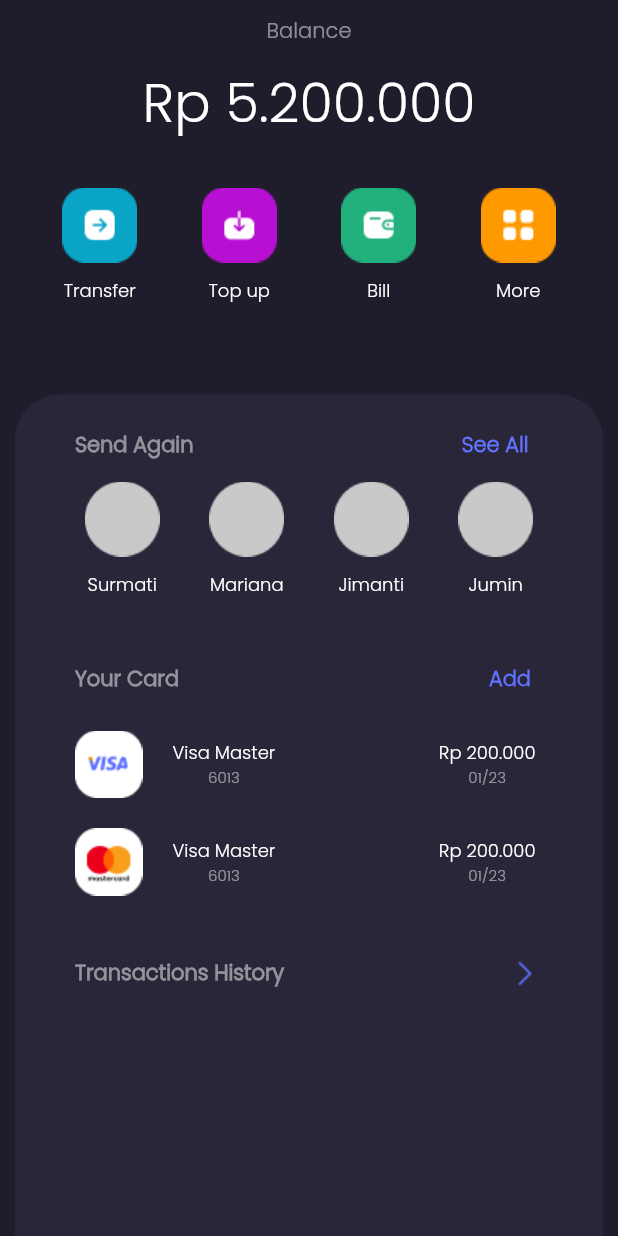
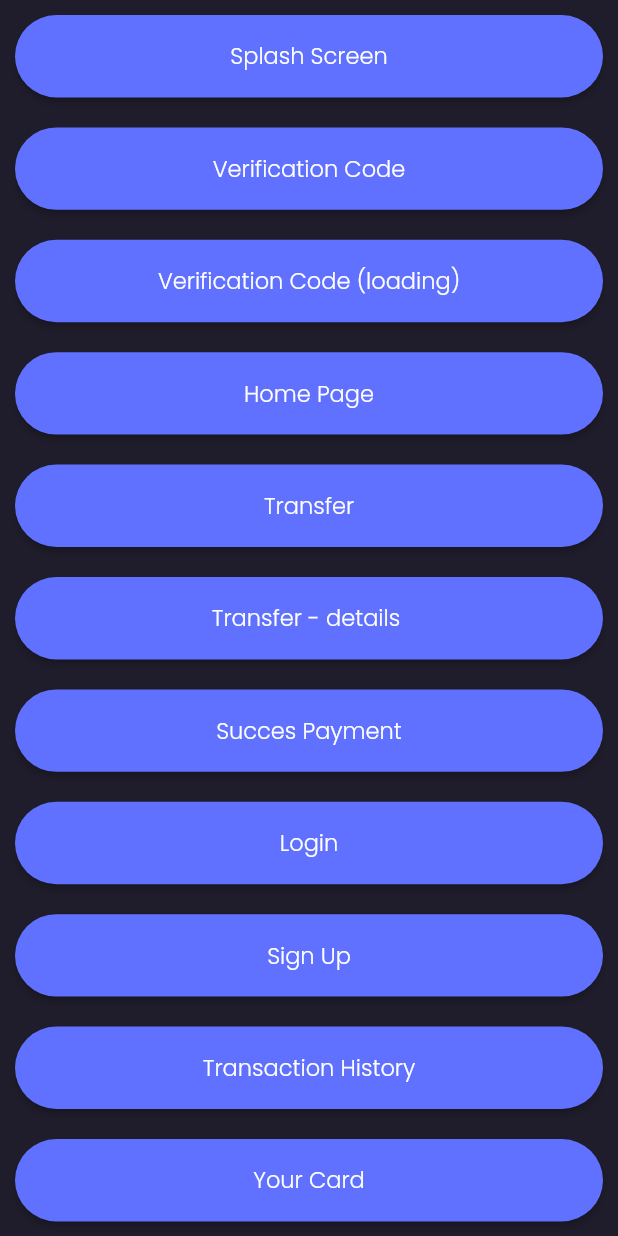
Before and after one commit to vantrile/unipay, a Flutter app: the screen it shows after launch, on a phone screen of 412 x 824 dp. Run offline on Flutter 3.47's test engine with Material 2 defaults, Android fonts, the phone set to English and light mode, and no system bars; our stand-ins replace expandable, syncfusion_flutter_charts.

Commit message:
Add MainBoardScreen
MainBoard Screen have some buttons to link screens

```diff
--- /dev/null
+++ b/lib/Model/ScreenModel.dart
@@ -0,0 +1,51 @@
+import 'package:flutter/material.dart';
+import 'package:unipay/View/BillDetailsPage.dart';
+import 'package:unipay/View/BillPage.dart';
+import 'package:unipay/View/CardDetailsPage.dart';
+import 'package:unipay/View/HomePage.dart';
+import 'package:unipay/View/LoginPage.dart';
+import 'package:unipay/View/SignUpPage.dart';
+import 'package:unipay/View/SplashScreen.dart';
+import 'package:unipay/View/SuccessPaymentPage.dart';
+import 'package:unipay/View/TransactionHistoryPage.dart';
+import 'package:unipay/View/TransferMoneyPage.dart';
+import 'package:unipay/View/TransferPage.dart';
+import 'package:unipay/View/VerificationLoadingPage.dart';
+import 'package:unipay/View/VerificationPage.dart';
+import 'package:unipay/View/YourCardPage.dart';
+
+class ScreenModel {
+  String screenName;
+  Widget widgetName;
+
+  ScreenModel({required this.screenName, required this.widgetName});
+
+  static List<ScreenModel> getListScreen() {
+    return [
+      ScreenModel(
+          screenName: 'Splash Screen', widgetName: const SplashScreen()),
+      ScreenModel(
+          screenName: 'Verification Code',
+          widgetName: const VerificationPage()),
+      ScreenModel(
+          screenName: 'Verification Code (loading)',
+          widgetName: const VerificationLoadingPage()),
+      ScreenModel(screenName: 'Home Page', widgetName: const HomePage()),
+      ScreenModel(screenName: 'Transfer', widgetName: const TransferPage()),
+      ScreenModel(
+          screenName: 'Transfer - details ',
+          widgetName: const TransferMoneyPage()),
+      ScreenModel(
+          screenName: 'Succes Payment', widgetName: const SuccessPaymentPage()),
+      ScreenModel(
+          screenName: 'Login', widgetName: const LoginPage()),
+      ScreenModel(screenName: 'Sign Up', widgetName: const SignUpPage()),
+      ScreenModel(screenName: 'Transaction History', widgetName: const TransactionHistoryPage()),
+      ScreenModel(screenName: 'Your Card', widgetName: const YourCardPage()),
+      ScreenModel(screenName: 'Your Card - details', widgetName: CardDetailsPage()),
+      ScreenModel(screenName: 'Bill', widgetName: const BillPage()),
+      ScreenModel(screenName: 'Bill(details)', widgetName: const BillDetailsPage()),
+
+    ];
+  }
+}
--- /dev/null
+++ b/lib/Utility/UtilityApp.dart
@@ -0,0 +1,43 @@
+import 'package:flutter/material.dart';
+
+class UtilityApp {
+  static Widget buttonApp(
+      BuildContext context,
+      double width,
+      double height,
+      String textButton,
+      TextStyle textStyle,
+      Widget widget,
+      Color color,
+      double radiusValue) {
+    return Container(
+      child: Padding(
+        padding: const EdgeInsets.all(10),
+        child: ElevatedButton(
+            onPressed: () {
+              Navigator.push(context, MaterialPageRoute(builder: (context) {
+                return widget;
+              }));
+            },
+            style: ButtonStyle(
+              backgroundColor: MaterialStateProperty.all<Color>(color),
+              shape: MaterialStateProperty.all<RoundedRectangleBorder>(
+                RoundedRectangleBorder(
+                  borderRadius: BorderRadius.circular(radiusValue),
+                ),
+              ),
+            ),
+            child: Container(
+              width: width,
+              height: height,
+              child: Center(
+                child: Text(
+                  textButton,
+                  style: textStyle,
+                ),
+              ),
+            )),
+      ),
+    );
+  }
+}
--- a/lib/View/BankAccountPage.dart
+++ b/lib/View/BankAccountPage.dart
@@ -1,4 +1,5 @@
 import 'package:flutter/material.dart';
+import 'package:unipay/Themes/CustomColors.dart';
 
 class BankAccountPage extends StatelessWidget {
   const BankAccountPage({Key? key}) : super(key: key);
--- a/lib/View/CardDetailsPage.dart
+++ b/lib/View/CardDetailsPage.dart
@@ -45,8 +45,10 @@ class CardDetailsPageState extends State<CardDetailsPage> {
         ),
       ),
       body: SafeArea(
+        child: SingleChildScrollView(
           child: Container(
             width: size.width,
+            height: size.height,
             padding: const EdgeInsets.all(10),
             child: Column(
               crossAxisAlignment: CrossAxisAlignment.center,
@@ -122,6 +124,7 @@ class CardDetailsPageState extends State<CardDetailsPage> {
             ),
           ),
         ),
+      ),
     );
   }
 }
--- a/lib/View/ForVenmoPage.dart
+++ b/lib/View/ForVenmoPage.dart
@@ -9,16 +9,17 @@ class ForVenmoPage extends StatelessWidget {
   @override
   Widget build(BuildContext context) {
     return SafeArea(
-      child: Container(
-          child: Column(
-        children: const [
-          Transfer_RecentContactWidget(),
-          SizedBox(
-            height: 40,
-          ),
-          Transfer_AllContactWidget(),
-        ],
-      )),
+      child: SingleChildScrollView(
+        child: Column(
+          children: const [
+            Transfer_RecentContactWidget(),
+            Padding(
+              padding: EdgeInsets.only(top: 40),
+              child: Transfer_AllContactWidget(),
+            ),
+          ],
+        ),
+      ),
     );
   }
 }
--- a/lib/View/HomePage.dart
+++ b/lib/View/HomePage.dart
@@ -73,7 +73,6 @@ class _HomePageState extends State<HomePage> {
                     vertical: 40,
                     horizontal: 10,
                   ),
-                  child: Expanded(
                   child: Container(
                     width: size.width,
                     height: size.height,
@@ -100,7 +99,7 @@ class _HomePageState extends State<HomePage> {
                                 ),
                                 TextButton(
                                     onPressed: () {
-                                        print("see all pressed");
+                                      debugPrint("see all pressed");
                                     },
                                     child: Text(
                                       'See All',
@@ -117,12 +116,10 @@ class _HomePageState extends State<HomePage> {
                                   MainAxisAlignment.spaceAround,
                               children: listUser
                                   .map((e) => Builder(builder: (context) {
-                                          return Container(
-                                            child: UserItemWidget(
+                                        return UserItemWidget(
                                             name: e.toString(),
                                             strPathIcon:
-                                                    'assets/images/avatar_user.png'),
-                                          );
+                                                'assets/images/avatar_user.png');
                                       }))
                                   .toList(),
                             ),
@@ -147,7 +144,8 @@ class _HomePageState extends State<HomePage> {
                                       ),
                                       TextButton(
                                           onPressed: () {
-                                              print("see all pressed");
+                                            // print("see all pressed");
+                                            debugPrint('see all pressed');
                                           },
                                           child: Text(
                                             'Add',
@@ -157,16 +155,16 @@ class _HomePageState extends State<HomePage> {
                                     ],
                                   ),
                                 ),
-                                  CardInfoWidget(),
+                                const CardInfoWidget(),
                                 Padding(
-                                    padding: EdgeInsets.only(
+                                  padding: const EdgeInsets.only(
                                       top: 30, left: 20, right: 20),
                                   child: GestureDetector(
                                     onTap: () {
                                       Navigator.push(context,
                                           MaterialPageRoute<Widget>(
                                               builder: (context) {
-                                          return TransactionHistoryPage();
+                                        return const TransactionHistoryPage();
                                       }));
                                     },
                                     child: Row(
@@ -192,7 +190,6 @@ class _HomePageState extends State<HomePage> {
                     ),
                   ),
                 ),
-                ),
               ],
             ),
           ),
--- a/lib/View/ListBill_ItemWidget.dart
+++ b/lib/View/ListBill_ItemWidget.dart
@@ -1,4 +1,5 @@
 import 'package:flutter/material.dart';
+import 'package:unipay/View/BillDetailsPage.dart';
 
 import '../Model/BillsModel.dart';
 import '../Themes/CustomColors.dart';
@@ -47,9 +48,13 @@ class ListBill_ItemWidget extends StatelessWidget {
                       ),
                     ),
                     Padding(
-                      padding: const EdgeInsets.all(5),
+                      padding: const EdgeInsets.only(
+                        left: 7,
+                        bottom: 7,
+                      ),
                       child: Column(
                         crossAxisAlignment: CrossAxisAlignment.start,
+                        mainAxisAlignment: MainAxisAlignment.start,
                         children: [
                           SizedBox(
                               height: size.height / 11,
@@ -66,7 +71,6 @@ class ListBill_ItemWidget extends StatelessWidget {
                           Expanded(
                               child: Container(
                             width: size.width * 0.3,
-                            margin: EdgeInsets.all(5),
                             decoration: BoxDecoration(
                               borderRadius:
                                   const BorderRadius.all(Radius.circular(10)),
@@ -78,7 +82,11 @@ class ListBill_ItemWidget extends StatelessWidget {
                                     MainAxisAlignment.spaceAround,
                                 children: [
                                   InkWell(
-                                    onTap: () {},
+                                    onTap: () {
+                                      Navigator.of(context).push(MaterialPageRoute(builder: (context){
+                                        return const BillDetailsPage();
+                                      }));
+                                    },
                                     child: Text(
                                       'Pay Now',
                                       style: CustomStyle.textButtonStyle,
--- /dev/null
+++ b/lib/View/MainScreen.dart
@@ -0,0 +1,37 @@
+import 'package:flutter/material.dart';
+import 'package:unipay/Model/ScreenModel.dart';
+import 'package:unipay/Themes/CustomColors.dart';
+import 'package:unipay/Themes/CustomStyle.dart';
+import 'package:unipay/Utility/UtilityApp.dart';
+
+class MainScreen extends StatelessWidget {
+  const MainScreen({Key? key}) : super(key: key);
+
+  @override
+  Widget build(BuildContext context) {
+    Size size = MediaQuery.of(context).size;
+    return Scaffold(
+      body: SafeArea(
+        child: SingleChildScrollView(
+          child: Container(
+            child: Column(
+              children: ScreenModel.getListScreen()
+                  .map((e) => Builder(builder: (context) {
+                        return UtilityApp.buttonApp(
+                            context,
+                            size.width,
+                            size.height / 15,
+                            e.screenName,
+                            CustomStyle.styleTextButton,
+                            e.widgetName,
+                            CustomColors.blueColor,
+                            36);
+                      }))
+                  .toList(),
+            ),
+          ),
+        ),
+      ),
+    );
+  }
+}
--- a/lib/View/TransferPage.dart
+++ b/lib/View/TransferPage.dart
@@ -122,8 +122,15 @@ class _TransferPageState extends State<TransferPage> {
                 ),
               ),
               Container(
-                color: CustomColors.backgroundText,
+
+                decoration: BoxDecoration(
+                  color: CustomColors.backgroundText,
+                  borderRadius: const BorderRadius.all(
+                    Radius.circular(20),
+                  ),
+                ),
                 margin: const EdgeInsets.only(left: 30, right: 30),
+                padding: EdgeInsets.all(10),
                 width: size.width,
                 height: size.height,
                 child: PageView(
--- a/lib/main.dart
+++ b/lib/main.dart
@@ -2,6 +2,7 @@ import 'package:flutter/material.dart';
 import 'package:unipay/Themes/CustomColors.dart';
 import 'package:unipay/Themes/CustomStyle.dart';
 import 'package:unipay/View/HomePage.dart';
+import 'package:unipay/View/MainScreen.dart';
 
 void main() {
   runApp(const MyApp());
@@ -17,7 +18,7 @@ class MyApp extends StatelessWidget {
       debugShowCheckedModeBanner: false,
       title: 'Flutter Demo',
       theme: darkTheme,
-      home: const HomePage(), //SplashScreen(),
+      home: const MainScreen(), //SplashScreen(),
     );
   }
 
```
Lines whose indentation alone changed are shown as unchanged.
